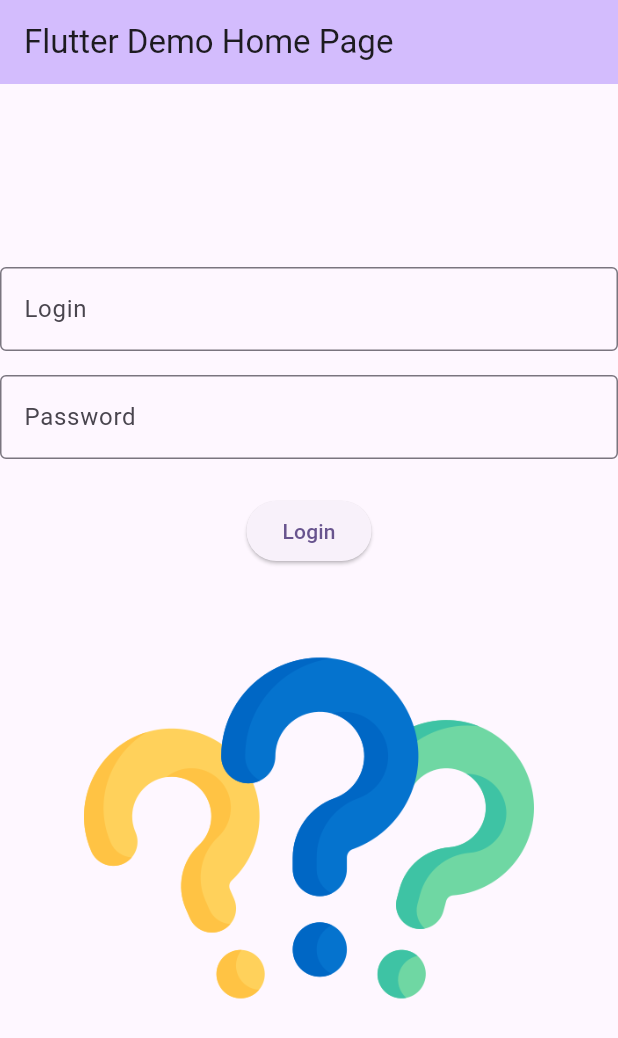
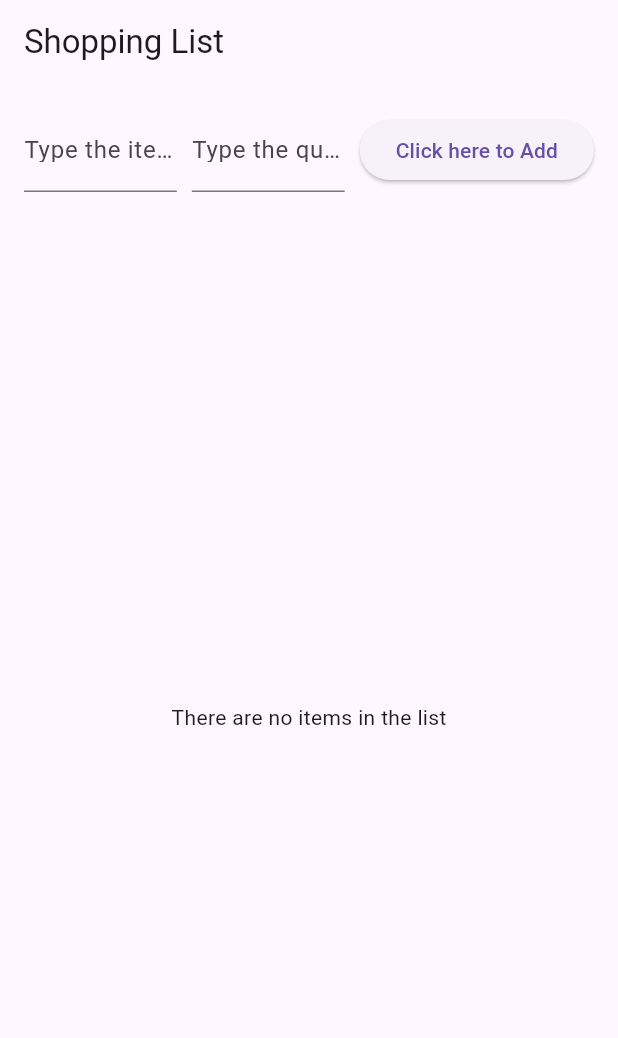
Before and after one commit to Hero-Sphinx/lab_4, a Flutter app: the screen it shows after launch, on a phone screen of 412 x 824 dp. Shown: the top 1038 px of the screen. Run offline on Flutter 3.47's test engine with Material 3 defaults, Android fonts, the phone set to English and light mode, and no system bars; missing offline and left inert: encrypted_shared_preferences.

Commit message:
Lab 6 and made few changes

```diff
--- a/lib/main.dart
+++ b/lib/main.dart
@@ -1,185 +1,114 @@
-import 'package:encrypted_shared_preferences/encrypted_shared_preferences.dart';
 import 'package:flutter/material.dart';
-import 'profile_page.dart';
-import 'user_repository.dart';
 
 void main() {
-  runApp(const MyApp());
+  runApp(MaterialApp(
+    home: ListPage(),
+  ));
 }
 
-class MyApp extends StatelessWidget {
-  const MyApp({super.key});
+class ListItem {
+  final String name;
+  final String quantity;
 
-  @override
-  Widget build(BuildContext context) {
-    return MaterialApp(
-      title: 'Flutter Demo',
-      theme: ThemeData(
-        colorScheme: ColorScheme.fromSeed(seedColor: Colors.deepPurple),
-      ),
-      home: const MyHomePage(title: 'Flutter Demo Home Page'),
-      onGenerateRoute: (settings) {
-        if (settings.name == '/secondPage') {
-          final loginName = settings.arguments as String;
-          return MaterialPageRoute(
-            builder: (context) => ProfilePage(loginName: loginName),
-          );
-        }
-        // Default route
-        return MaterialPageRoute(
-          builder: (context) => const MyHomePage(title: 'Flutter Demo-Home Page'),
-        );
-      },
-    );
-  }
+  ListItem({required this.name, required this.quantity});
 }
 
-class MyHomePage extends StatefulWidget {
-  const MyHomePage({super.key, required this.title});
-  final String title;
-
+class ListPage extends StatefulWidget {
   @override
-  State<MyHomePage> createState() => _MyHomePageState();
+  _ListPageState createState() => _ListPageState();
 }
 
-class _MyHomePageState extends State<MyHomePage> {
-  TextEditingController loginController = TextEditingController();
-  TextEditingController passwordController = TextEditingController();
-  String imageSource = 'images/question-mark.png';
-  final EncryptedSharedPreferences data = EncryptedSharedPreferences();
+class _ListPageState extends State<ListPage> {
+  final TextEditingController _itemController = TextEditingController();
+  final TextEditingController _quantityController = TextEditingController();
+  final List<ListItem> _items = [];
 
-  @override
-  void initState() {
-    super.initState();
-    UserRepository.loadData();
-    _loadCredentials();
-  }
-
-  void _loadCredentials() async {
-    String savedUsername = await data.getString('username') ?? '';
-    String savedPassword = await data.getString('password') ?? '';
-
+  void _addItem() {
+    final String name = _itemController.text.trim();
+    final String quantity = _quantityController.text.trim();
+    if (name.isNotEmpty && quantity.isNotEmpty) {
       setState(() {
-      loginController.text = savedUsername;
-      passwordController.text = savedPassword;
-    });
-
-    if (savedUsername.isNotEmpty || savedPassword.isNotEmpty) {
-      Future.delayed(Duration.zero, () {
-        ScaffoldMessenger.of(context).showSnackBar(
-          const SnackBar(content: Text('Loaded saved credentials!')),
-        );
+        _items.add(ListItem(name: name, quantity: quantity));
+        _itemController.clear();
+        _quantityController.clear();
       });
     }
   }
 
-  Future<void> _saveCredentials() async {
-    await data.setString('username', loginController.text);
-    await data.setString('password', passwordController.text);
-  }
-
-  Future<void> _clearCredentials() async {
-    await data.remove('username');
-    await data.remove('password');
-  }
-
-  void onPressed() {
-    final password = passwordController.text;
-
-    setState(() {
-      imageSource = (password == 'QWERTY123')
-          ? 'images/idea.png'
-          : 'images/stop.png';
-    });
-
+  void _confirmDelete(int index) {
     showDialog(
       context: context,
       builder: (context) => AlertDialog(
-        title: const Text('Save Credentials?'),
-        content: const Text('Would you like to save your login information?'),
+        title: Text("Delete Item"),
+        content: Text("Are you sure you want to delete this item?"),
         actions: [
           TextButton(
-            onPressed: () async {
+            onPressed: () {
+              setState(() {
+                _items.removeAt(index);
+              });
               Navigator.pop(context);
-              await _saveCredentials();
-              _navigateToProfile();
             },
-            child: const Text('Yes'),
-          ),
-          TextButton(
-            onPressed: () async {
-              Navigator.pop(context);
-              await _clearCredentials();
-              _navigateToProfile();
-            },
-            child: const Text('No'),
+            child: Text("Yes"),
           ),
           TextButton(
             onPressed: () {
               Navigator.pop(context);
-              _navigateToProfile();
             },
-            child: const Text('Later'),
+            child: Text("No"),
           ),
         ],
       ),
     );
   }
 
-  void _navigateToProfile() {
-    Navigator.pushNamed(
-      context,
-      '/secondPage',
-      arguments: loginController.text,
-    );
-    // Do NOT show the SnackBar here; show it in ProfilePage instead!
-  }
-
-  @override
-  void dispose() {
-    loginController.dispose();
-    passwordController.dispose();
-    super.dispose();
-  }
-
   @override
   Widget build(BuildContext context) {
     return Scaffold(
-      appBar: AppBar(
-        backgroundColor: Theme.of(context).colorScheme.inversePrimary,
-        title: Text(widget.title),
-      ),
-      body: Center(
+      appBar: AppBar(title: Text("Shopping List")),
+      body: Padding(
+        padding: const EdgeInsets.all(16.0),
         child: Column(
-          mainAxisAlignment: MainAxisAlignment.center,
-          children: <Widget>[
-            TextField(
-              controller: loginController,
-              decoration: const InputDecoration(
-                hintText: "Login",
-                border: OutlineInputBorder(),
-                labelText: "Login",
+          children: [
+            Row(
+              children: [
+                Expanded(
+                  child: TextField(
+                    controller: _itemController,
+                    decoration: InputDecoration(labelText: 'Type the item here'),
                   ),
                 ),
-            const SizedBox(height: 16),
-            TextField(
-              controller: passwordController,
-              obscureText: true,
-              decoration: const InputDecoration(
-                hintText: "Password",
-                border: OutlineInputBorder(),
-                labelText: "Password",
+                SizedBox(width: 10),
+                Expanded(
+                  child: TextField(
+                    controller: _quantityController,
+                    decoration: InputDecoration(labelText: 'Type the quantity here'),
                   ),
                 ),
-            const SizedBox(height: 24),
+                SizedBox(width: 10),
                 ElevatedButton(
-              onPressed: onPressed,
-              child: const Text('Login'),
+                  onPressed: _addItem,
+                  child: Text("Click here to Add"),
                 ),
-            const SizedBox(height: 24),
-            Semantics(
-              child: Image.asset(imageSource, width: 300, height: 300),
-              label: "Login status image",
+              ],
+            ),
+            SizedBox(height: 20),
+            Expanded(
+              child: _items.isEmpty
+                  ? Center(child: Text("There are no items in the list"))
+                  : ListView.builder(
+                itemCount: _items.length,
+                itemBuilder: (context, index) {
+                  return GestureDetector(
+                    onLongPress: () => _confirmDelete(index),
+                    child: ListTile(
+                      leading: Text("${index + 1}."),
+                      title: Text(_items[index].name),
+                      trailing: Text("Qty: ${_items[index].quantity}"),
+                    ),
+                  );
+                },
+              ),
             ),
           ],
         ),
```
Also changed, not shown: 1 other file. Lines whose indentation alone changed are shown as unchanged.
